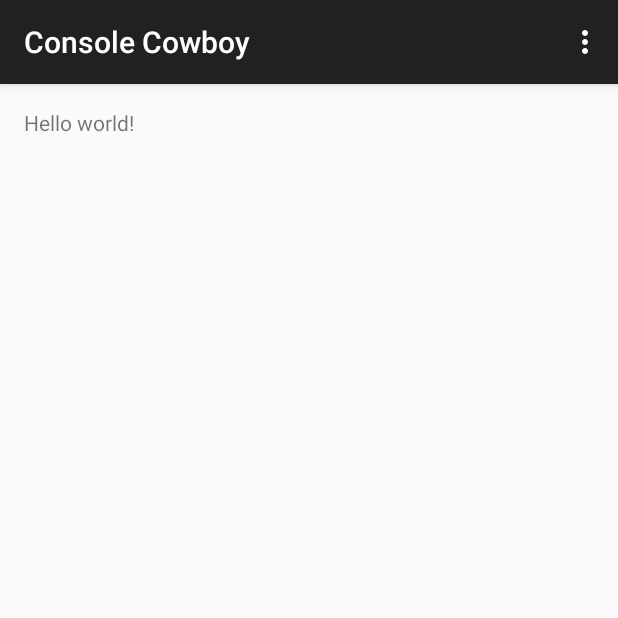
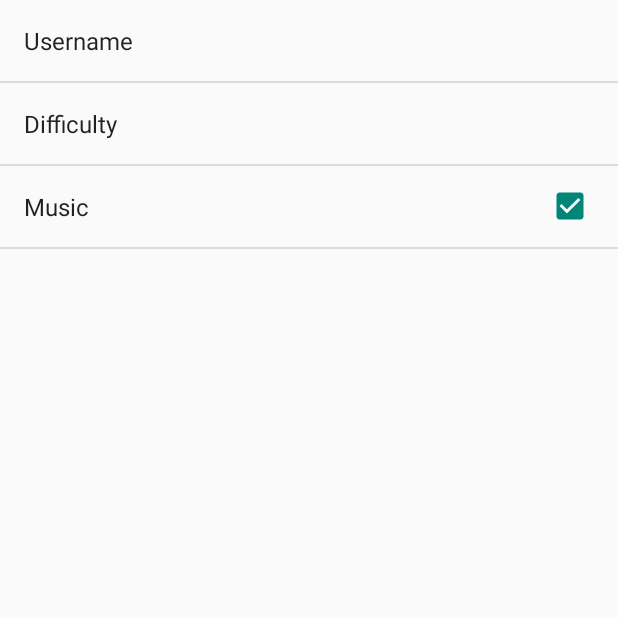
Before and after one commit to bnelz/consolecowboy, an Android app: the screen it shows after launch (MainActivity before the commit, SettingsActivity after it), in the options menu, after a tap on "Settings", on a phone screen of 412 x 824 dp, the top half of it. Run offline under Robolectric (Android 15) with nearby library versions, the phone set to English and light mode, and no system bars.

Commit message:
Add New Game & Settings
Adding basic buttons to start the game and settings.

```diff
--- a/ConsoleCowboyProject/ConsoleCowboy/src/main/java/com/velcal/consolecowboy/MainActivity.java
+++ b/ConsoleCowboyProject/ConsoleCowboy/src/main/java/com/velcal/consolecowboy/MainActivity.java
@@ -1,7 +1,7 @@
 package com.velcal.consolecowboy;
 
+import android.content.Intent;
 import android.support.v7.app.ActionBarActivity;
-import android.support.v7.app.ActionBar;
 import android.support.v4.app.Fragment;
 import android.os.Bundle;
 import android.view.LayoutInflater;
@@ -9,20 +9,32 @@ import android.view.Menu;
 import android.view.MenuItem;
 import android.view.View;
 import android.view.ViewGroup;
-import android.os.Build;
+import android.widget.Button;
 
 public class MainActivity extends ActionBarActivity {
 
     @Override
-    protected void onCreate(Bundle savedInstanceState) {
+    protected void onCreate(final Bundle savedInstanceState) {
         super.onCreate(savedInstanceState);
         setContentView(R.layout.activity_main);
 
-        if (savedInstanceState == null) {
-            getSupportFragmentManager().beginTransaction()
-                    .add(R.id.container, new PlaceholderFragment())
-                    .commit();
-        }
+        Button newGameBtn = (Button)findViewById(R.id.new_game);
+        newGameBtn.setOnClickListener(new View.OnClickListener() {
+            @Override
+            public void onClick(View v) {
+                Intent intent = new Intent(MainActivity.this, BoardActivity.class);
+                startActivity(intent);
+            }
+        });
+
+        Button settingsBtn = (Button)findViewById(R.id.settings);
+        settingsBtn.setOnClickListener(new View.OnClickListener() {
+            @Override
+            public void onClick(View v) {
+                Intent intent = new Intent(MainActivity.this, SettingsActivity.class);
+                startActivity(intent);
+            }
+        });
     }
 
 
@@ -41,25 +53,11 @@ public class MainActivity extends ActionBarActivity {
         // as you specify a parent activity in AndroidManifest.xml.
         int id = item.getItemId();
         if (id == R.id.action_settings) {
+            Intent intent = new Intent(this, SettingsActivity.class);
+            startActivity(intent);
             return true;
         }
         return super.onOptionsItemSelected(item);
     }
 
-    /**
-     * A placeholder fragment containing a simple view.
-     */
-    public static class PlaceholderFragment extends Fragment {
-
-        public PlaceholderFragment() {
-        }
-
-        @Override
-        public View onCreateView(LayoutInflater inflater, ViewGroup container,
-                Bundle savedInstanceState) {
-            View rootView = inflater.inflate(R.layout.fragment_main, container, false);
-            return rootView;
-        }
-    }
-
 }
--- /dev/null
+++ b/ConsoleCowboyProject/ConsoleCowboy/src/main/java/com/velcal/consolecowboy/SettingsActivity.java
@@ -0,0 +1,18 @@
+package com.velcal.consolecowboy;
+
+import android.os.Bundle;
+import android.preference.PreferenceActivity;
+import android.preference.PreferenceCategory;
+
+public class SettingsActivity extends PreferenceActivity {
+
+    @Override
+    protected void onPostCreate(Bundle savedInstanceState) {
+        super.onPostCreate(savedInstanceState);
+
+        PreferenceCategory header = new PreferenceCategory(this);
+        header.setTitle(R.string.pref_header);
+        addPreferencesFromResource(R.xml.pref_general);
+    }
+
+}
--- a/ConsoleCowboyProject/ConsoleCowboy/src/main/res/values/strings.xml
+++ b/ConsoleCowboyProject/ConsoleCowboy/src/main/res/values/strings.xml
@@ -4,5 +4,8 @@
     <string name="app_name">Console Cowboy</string>
     <string name="hello_world">Hello world!</string>
     <string name="action_settings">Settings</string>
+    <string name="new_game">New Game</string>
+    <string name="settings">Settings</string>
+    <string name="title_activity_board">BoardActivity</string>
 
 </resources>
--- /dev/null
+++ b/ConsoleCowboyProject/ConsoleCowboy/src/main/res/values/strings_activity_settings.xml
@@ -0,0 +1,20 @@
+<resources>
+        <string name="title_activity_settings">Settings</string>
+
+    <!-- Strings related to Settings -->
+    <string name="pref_header">Preferences</string>
+
+    <!-- Difficulty strings -->
+    <string name="pref_difficulty">Difficulty</string>
+    <string name="pref_difficulty_description"></string>
+    <string-array name="pref_difficulties">
+        <item>Easy</item>
+        <item>Medium</item>
+        <item>Hard</item>
+    </string-array>
+
+    <!-- Other general settings -->
+    <string name="pref_title_username">Username</string>
+    <string name="pref_default_username">John Smith</string>
+    <string name="pref_music">Music</string>
+</resources>
--- /dev/null
+++ b/ConsoleCowboyProject/ConsoleCowboy/src/main/res/xml/pref_general.xml
@@ -0,0 +1,27 @@
+<PreferenceScreen xmlns:android="http://schemas.android.com/apk/res/android">
+
+    <!-- NOTE: EditTextPreference accepts EditText attributes. -->
+    <!-- NOTE: EditTextPreference's summary should be set to its value by the activity code. -->
+    <EditTextPreference
+        android:key="pref_username"
+        android:title="@string/pref_title_username"
+        android:defaultValue="@string/pref_default_username"
+        android:selectAllOnFocus="true"
+        android:inputType="textCapWords"
+        android:capitalize="words"
+        android:singleLine="true"
+        android:maxLines="1" />
+
+    <ListPreference
+        android:key="pref_difficulty"
+        android:title="@string/pref_difficulty"
+        android:entries="@array/pref_difficulties"
+        android:entryValues="@array/pref_difficulties"
+        android:defaultValue="Easy" />
+
+    <CheckBoxPreference
+        android:title="@string/pref_music"
+        android:key="pref_music"
+        android:defaultValue="true" />
+
+</PreferenceScreen>
```
Also changed, not shown: ConsoleCowboyProject/ConsoleCowboy/src/main/AndroidManifest.xml (+16 -0 lines), ConsoleCowboyProject/ConsoleCowboy/src/main/java/com/velcal/consolecowboy/BoardActivity.java (added, +65 -0 lines), ConsoleCowboyProject/ConsoleCowboy/src/main/res/layout/activity_board.xml (added, +7 -0 lines), ConsoleCowboyProject/ConsoleCowboy/src/main/res/layout/activity_main.xml (+32 -2 lines), ConsoleCowboyProject/ConsoleCowboy/src/main/res/layout/fragment_board.xml (renamed from ConsoleCowboyProject/ConsoleCowboy/src/main/res/layout/fragment_main.xml, +13 -5 lines), ConsoleCowboyProject/ConsoleCowboy/src/main/res/menu/board.xml (added, +10 -0 lines).
